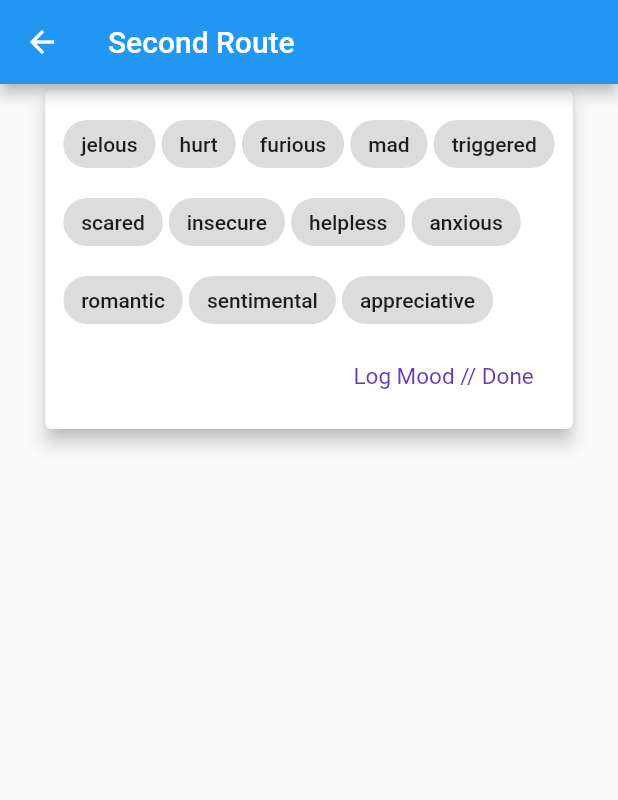
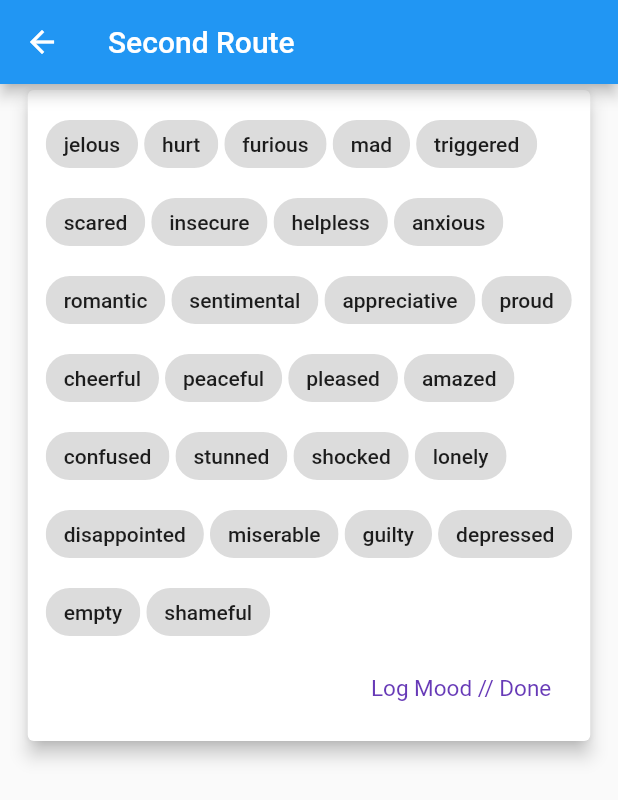
Before and after one commit to AugusteBalz/trial0103, a Flutter app: the LogMoodScreenOne screen opened by its route, on a phone screen of 412 x 824 dp. Shown: the top 800 px of the screen. Run offline on Flutter 3.47's test engine with Material 2 defaults, Android fonts, the phone set to English and light mode, and no system bars.

Commit message:
navigation first screen + colors and names fixed on cards // all mood names

```diff
--- a/lib/assets/constants_of_mood.dart
+++ b/lib/assets/constants_of_mood.dart
@@ -1,10 +1,11 @@
 import 'package:flutter/material.dart';
 import 'package:trial0103/assets/colors_of_mood.dart';
+import 'package:trial0103/assets/globals.dart';
 import 'package:trial0103/models/blueprint_mood.dart';
 import 'package:trial0103/models/moods.dart';
 
 /*
-class which holds all emotions asocciated with name, primary and secondary mood and its color
+class which holds all emotions associated with name, primary and secondary mood and its color
 
  */
 
@@ -92,16 +93,72 @@ class ConstantsOfMood {
       moodSecondary: SecondaryMoods.love_Appreciative,
       color: loveMoodColor);
 
+  //JOY
+
+  BlueprintMood PROUD = BlueprintMood(
+      name: "proud",
+      moodPrimary: PrimaryMoods.Love,
+      moodSecondary: SecondaryMoods.joy_Proud,
+      color: joyMoodColor);
 
 
+  BlueprintMood CHEERFUL = BlueprintMood(
+      name: "cheerful",
+      moodPrimary: PrimaryMoods.Love,
+      moodSecondary: SecondaryMoods.joy_Cheerful,
+      color: joyMoodColor);
 
 
+  BlueprintMood PEACEFUL = BlueprintMood(
+      name: "peaceful",
+      moodPrimary: PrimaryMoods.Love,
+      moodSecondary: SecondaryMoods.joy_Peaceful,
+      color: joyMoodColor);
+
+  BlueprintMood PLEASED = BlueprintMood(
+      name: "pleased",
+      moodPrimary: PrimaryMoods.Love,
+      moodSecondary: SecondaryMoods.joy_Pleased,
+      color: joyMoodColor);
+
+  BlueprintMood EAGER = BlueprintMood(
+      name: "eager",
+      moodPrimary: PrimaryMoods.Love,
+      moodSecondary: SecondaryMoods.joy_Eager,
+      color: joyMoodColor);
+
+  BlueprintMood HAPPY = BlueprintMood(
+      name: "happy",
+      moodPrimary: PrimaryMoods.Love,
+      moodSecondary: SecondaryMoods.joy_Happy,
+      color: joyMoodColor);
 
 
+  //SURPRISE
 
+  BlueprintMood AMAZED = BlueprintMood(
+      name: "amazed",
+      moodPrimary: PrimaryMoods.Surprise,
+      moodSecondary: SecondaryMoods.surprise_Amazed,
+      color: surpriseMoodColor);
 
+  BlueprintMood CONFUSED = BlueprintMood(
+      name: "confused",
+      moodPrimary: PrimaryMoods.Surprise,
+      moodSecondary: SecondaryMoods.surprise_Confused,
+      color: surpriseMoodColor);
 
+  BlueprintMood STUNNED = BlueprintMood(
+      name: "stunned",
+      moodPrimary: PrimaryMoods.Surprise,
+      moodSecondary: SecondaryMoods.surprise_Stunned,
+      color: surpriseMoodColor);
 
+  BlueprintMood SHOCKED = BlueprintMood(
+      name: "shocked",
+      moodPrimary: PrimaryMoods.Surprise,
+      moodSecondary: SecondaryMoods.surprise_Shocked,
+      color: surpriseMoodColor);
 
 
 
@@ -119,4 +176,43 @@ class ConstantsOfMood {
       moodPrimary: PrimaryMoods.Sad,
       moodSecondary: SecondaryMoods.sad_Dissapointed,
       color: sadMoodColor);
+
+  BlueprintMood MISERABLE = BlueprintMood(
+      name: "miserable",
+      moodPrimary: PrimaryMoods.Sad,
+      moodSecondary: SecondaryMoods.sad_Miserable,
+      color: sadMoodColor);
+
+  BlueprintMood GUILTY = BlueprintMood(
+      name: "guilty",
+      moodPrimary: PrimaryMoods.Sad,
+      moodSecondary: SecondaryMoods.sad_Guilty,
+      color: sadMoodColor);
+
+  BlueprintMood DEPRESSED = BlueprintMood(
+      name: "depressed",
+      moodPrimary: PrimaryMoods.Sad,
+      moodSecondary: SecondaryMoods.sad_Depressed,
+      color: sadMoodColor);
+
+
+
+
+  //OTHER
+
+
+  BlueprintMood EMPTY = BlueprintMood(
+      name: "empty",
+      moodPrimary: PrimaryMoods.Other,
+      moodSecondary: SecondaryMoods.other_Empty,
+      color: otherMoodColor);
+
+  BlueprintMood SHAMEFUL = BlueprintMood(
+      name: "shameful",
+      moodPrimary: PrimaryMoods.Other,
+      moodSecondary: SecondaryMoods.other_Shameful,
+      color: otherMoodColor);
+
+
+
 }
--- a/lib/assets/globals.dart
+++ b/lib/assets/globals.dart
@@ -1,6 +1,7 @@
 library mood_as_classes.globals;
 
 import 'package:flutter/material.dart';
+import 'package:trial0103/assets/colors_of_mood.dart';
 import 'package:trial0103/models/blueprint_mood.dart';
 import 'package:trial0103/models/mood_entries.dart';
 import 'package:trial0103/models/moods.dart';
@@ -26,6 +27,43 @@ List<String> displayMoods = [
   "romantic",
   "sentimental",
   "appreciative",
+
+  //-------
+
+
+
+  //JOY
+
+  "proud",
+  "cheerful",
+  "peaceful",
+  "pleased",
+
+
+  //SURPRISE
+  "amazed",
+  "confused",
+  "stunned",
+  "shocked",
+
+
+  //SAD
+
+  "lonely",
+  "disappointed",
+  "miserable",
+  "guilty",
+  "depressed",
+
+
+  //OTHER
+
+  "empty",
+  "shameful",
+
+
+
+
 ];
 
 List<String> selectedDisplayMoods = [];
@@ -53,8 +91,49 @@ Map<String, BlueprintMood> nameToBlueprint = {
   "sentimental": wholeList.SENTIMENTAL,
   "appreciative": wholeList.APPRECIATIVE,
 
+  //JOY
+
+  "proud" : wholeList.PROUD,
+  "cheerful" : wholeList.CHEERFUL,
+  "peaceful" : wholeList.PEACEFUL,
+  "pleased" : wholeList.PLEASED,
+
+
+  //SURPRISE
+  "amazed": wholeList.AMAZED,
+  "confused": wholeList.CONFUSED,
+  "stunned": wholeList.STUNNED,
+  "shocked": wholeList.SHOCKED,
+
+
+  //SAD
+
   "lonely": wholeList.LONELY,
   "disappointed": wholeList.DISAPPOINTED,
+  "miserable": wholeList.MISERABLE,
+  "guilty": wholeList.GUILTY,
+  "depressed": wholeList.DEPRESSED,
+
+
+  //OTHER
+
+  "empty": wholeList.EMPTY,
+  "shameful": wholeList.SHAMEFUL,
+
+
+};
+
+Map<PrimaryMoods, Color>  primaryColors= {
+
+  PrimaryMoods.Joy : joyMoodColor,
+  PrimaryMoods.Angry : angryMoodColor,
+  PrimaryMoods.Fearful : fearMoodColor,
+  PrimaryMoods.Love : loveMoodColor,
+  PrimaryMoods.Sad : sadMoodColor,
+  PrimaryMoods.Surprise : surpriseMoodColor,
+  PrimaryMoods.Other : otherMoodColor,
+
+
 };
 
 final List<MoodEntry> moodEntryList = [
```
